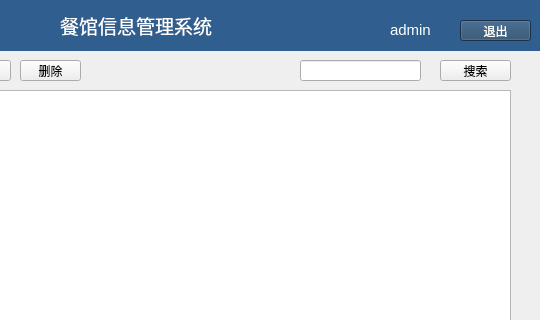
Old version of the form restaurantManagerment/mainwindow.ui in the repository friendfan1/-Salay-Management-System; both pictures show x 260 to 800 and y 0 to 320 of the 800 by 588 pixel window.
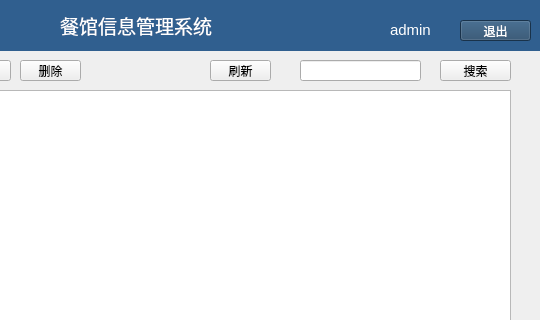
New version of the form. The open tabs and pages were chosen to show the change. Icons and pictures are not drawn.

The edit to the form file:
```diff
--- a/restaurantManagerment/mainwindow.ui
+++ b/restaurantManagerment/mainwindow.ui
@@ -219,6 +219,19 @@
        </rect>
       </property>
      </widget>
+     <widget class="QPushButton" name="btn_table_refresh">
+      <property name="geometry">
+       <rect>
+        <x>340</x>
+        <y>0</y>
+        <width>61</width>
+        <height>21</height>
+       </rect>
+      </property>
+      <property name="text">
+       <string>刷新</string>
+      </property>
+     </widget>
     </widget>
     <widget class="QWidget" name="page_3">
      <widget class="QPushButton" name="btn_serve_dish">
```
Left out of the diff: 15 changed lines with no effect on the pictures.
